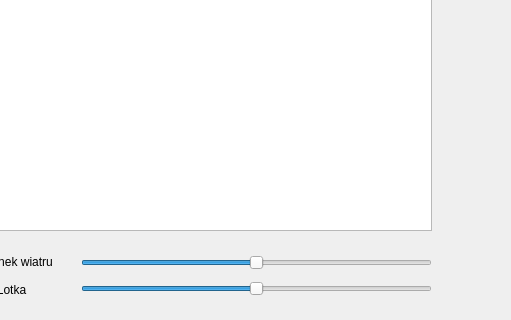
This is dialog_1.ui in PawelKasz/Klub as Qt 5 draws it before an edit; both pictures show x 289 to 800 and y 280 to 600 of the 800 by 600 pixel window. The edited form follows.
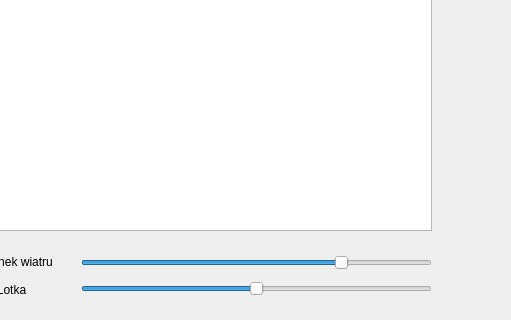
This is the edited form.

Patch:
```diff
--- a/dialog_1.ui
+++ b/dialog_1.ui
@@ -59,10 +59,13 @@
     <item>
      <widget class="QSlider" name="horizontalSlider">
       <property name="maximum">
-       <number>100</number>
+       <number>359</number>
+      </property>
+      <property name="value">
+       <number>270</number>
       </property>
       <property name="sliderPosition">
-       <number>50</number>
+       <number>270</number>
       </property>
       <property name="orientation">
        <enum>Qt::Orientation::Horizontal</enum>
```
